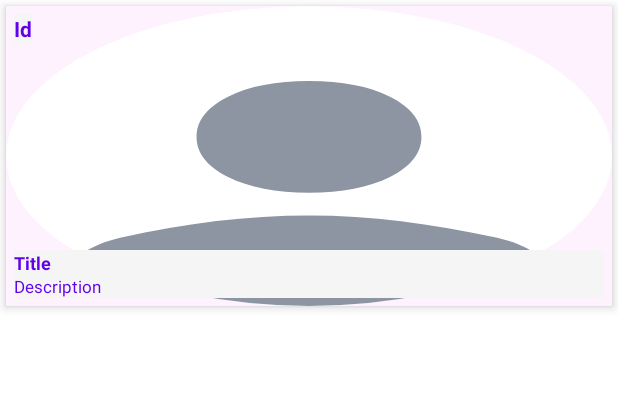
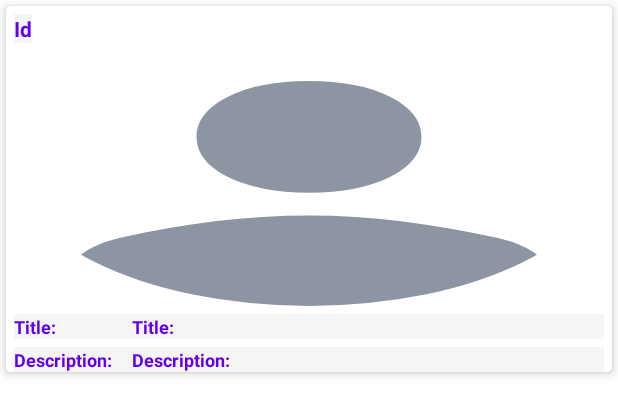
Before and after one commit to NileshWal/PracticeRepo, an Android app built with Jetpack Compose: the layout photo_list_detail_layout.xml on its own in the app's theme, with its tools: preview values and no code run, on a phone screen of 412 x 824 dp. Shown: the top 415 px of the screen. Run offline under Robolectric (Android 15) with nearby library versions, the phone set to English and light mode, and no system bars.

Commit message:
1. UI changes. 2. Code refactoring.

```diff
--- a/app/src/main/java/com/nilesh/practiceapps/ui/adapter/PhotoDetailsAdapter.kt
+++ b/app/src/main/java/com/nilesh/practiceapps/ui/adapter/PhotoDetailsAdapter.kt
@@ -36,8 +36,8 @@ class PhotoDetailsAdapter @Inject constructor(
         val photoDetails = mPhotoDetailList[position]
 
         holder.binding.userIdTV.text = photoDetails.id.toString()
-        holder.binding.titleTV.text = photoDetails.title
-        holder.binding.descriptionTV.text = photoDetails.description
+        holder.binding.titleValueTV.text = photoDetails.title
+        holder.binding.descriptionValueTV.text = photoDetails.description
         Glide.with(mContext).load(photoDetails.url).placeholder(R.drawable.avatar)
             .timeout(6000)
             .error(R.drawable.avatar)
--- a/app/src/main/res/layout/photo_list_detail_layout.xml
+++ b/app/src/main/res/layout/photo_list_detail_layout.xml
@@ -6,8 +6,8 @@
     android:layout_marginStart="4dp"
     android:layout_marginTop="4dp"
     android:layout_marginEnd="4dp"
-    app:cardBackgroundColor="@color/purple_light_tint"
-    app:cardCornerRadius="1dp"
+    app:cardBackgroundColor="@color/white"
+    app:cardCornerRadius="3dp"
     app:cardElevation="4dp"
     app:strokeWidth="1.5dp">
 
@@ -36,14 +36,29 @@
             android:textColor="@color/purple_500"
             android:textSize="14sp"
             android:textStyle="bold"
-            app:layout_constraintStart_toStartOf="@+id/avatar_IV"
-            app:layout_constraintTop_toTopOf="parent" />
+            app:layout_constraintStart_toStartOf="parent"
+            app:layout_constraintTop_toTopOf="@+id/avatar_IV" />
 
         <TextView
-            android:id="@+id/title_TV"
-            android:layout_width="match_parent"
+            android:id="@+id/title_text_TV"
+            android:layout_width="0dp"
             android:layout_height="wrap_content"
             android:layout_marginStart="5dp"
+            android:layout_marginTop="5dp"
+            android:background="@color/white_tint"
+            android:text="@string/title"
+            android:textColor="@color/purple_500"
+            android:textSize="12sp"
+            android:textStyle="bold"
+            app:layout_constraintEnd_toStartOf="@+id/title_value_TV"
+            app:layout_constraintHorizontal_weight="0.2"
+            app:layout_constraintStart_toStartOf="parent"
+            app:layout_constraintTop_toBottomOf="@+id/avatar_IV" />
+
+        <TextView
+            android:id="@+id/title_value_TV"
+            android:layout_width="0dp"
+            android:layout_height="wrap_content"
             android:layout_marginTop="5dp"
             android:layout_marginEnd="5dp"
             android:background="@color/white_tint"
@@ -51,20 +66,42 @@
             android:textColor="@color/purple_500"
             android:textSize="12sp"
             android:textStyle="bold"
-            app:layout_constraintBottom_toTopOf="@+id/description_TV"
-            app:layout_constraintStart_toStartOf="@+id/avatar_IV" />
+            app:layout_constraintEnd_toEndOf="parent"
+            app:layout_constraintHorizontal_weight="0.8"
+            app:layout_constraintStart_toEndOf="@+id/title_text_TV"
+            app:layout_constraintTop_toBottomOf="@+id/avatar_IV" />
 
         <TextView
-            android:id="@+id/description_TV"
-            android:layout_width="match_parent"
+            android:id="@+id/description_text_TV"
+            android:layout_width="0dp"
             android:layout_height="wrap_content"
-            android:layout_margin="5dp"
+            android:layout_marginStart="5dp"
+            android:layout_marginTop="5dp"
             android:background="@color/white_tint"
             android:text="@string/description"
             android:textColor="@color/purple_500"
-            android:textSize="11sp"
-            app:layout_constraintBottom_toBottomOf="parent"
-            app:layout_constraintStart_toStartOf="@+id/avatar_IV" />
+            android:textSize="12sp"
+            android:textStyle="bold"
+            app:layout_constraintEnd_toStartOf="@+id/description_value_TV"
+            app:layout_constraintHorizontal_weight="0.2"
+            app:layout_constraintStart_toStartOf="parent"
+            app:layout_constraintTop_toBottomOf="@+id/title_value_TV" />
+
+        <TextView
+            android:id="@+id/description_value_TV"
+            android:layout_width="0dp"
+            android:layout_height="wrap_content"
+            android:layout_marginTop="5dp"
+            android:layout_marginEnd="5dp"
+            android:background="@color/white_tint"
+            android:text="@string/description"
+            android:textColor="@color/purple_500"
+            android:textSize="12sp"
+            android:textStyle="bold"
+            app:layout_constraintEnd_toEndOf="parent"
+            app:layout_constraintHorizontal_weight="0.8"
+            app:layout_constraintStart_toEndOf="@+id/description_text_TV"
+            app:layout_constraintTop_toBottomOf="@+id/title_value_TV" />
 
     </androidx.constraintlayout.widget.ConstraintLayout>
 
--- a/app/src/main/res/values-night/strings.xml
+++ b/app/src/main/res/values-night/strings.xml
@@ -3,8 +3,8 @@
     <string name="nav_header_desc">Navigation header</string>
     <string name="user_records">User Records</string>
     <string name="user_id">Id</string>
-    <string name="title">Title</string>
-    <string name="description">Description</string>
+    <string name="title">Title:</string>
+    <string name="description">Description:</string>
     <string name="no_internet">No internet</string>
     <string name="nav_open">Open</string>
     <string name="nav_close">Close</string>
@@ -16,4 +16,7 @@
     <string name="address">"Address:"</string>
     <string name="job">"Job:"</string>
     <string name="no_data">No Data</string>
+    <string name="ascend">Ascend</string>
+    <string name="descend">Descend</string>
+    <string name="location_permission_denied">Location permission for viewing maps was denied</string>
 </resources>
--- a/app/src/main/res/values/strings.xml
+++ b/app/src/main/res/values/strings.xml
@@ -7,8 +7,8 @@
     <string name="user_records">User Records</string>
     <string name="avatar">avatar</string>
     <string name="user_id">Id</string>
-    <string name="title">Title</string>
-    <string name="description">Description</string>
+    <string name="title">Title:</string>
+    <string name="description">Description:</string>
     <string name="no_internet">No internet</string>
     <string name="nav_open">Open</string>
     <string name="nav_close">Close</string>
@@ -20,4 +20,7 @@
     <string name="address">"Address:"</string>
     <string name="job">"Job:"</string>
     <string name="no_data">No Data</string>
+    <string name="ascend">Ascend</string>
+    <string name="descend">Descend</string>
+    <string name="location_permission_denied">Location permission for viewing maps was denied</string>
 </resources>
```
Also changed, not shown: app/src/main/java/com/nilesh/practiceapps/ui/fragment/UserRecordsFragment.kt (+48 -50 lines).
